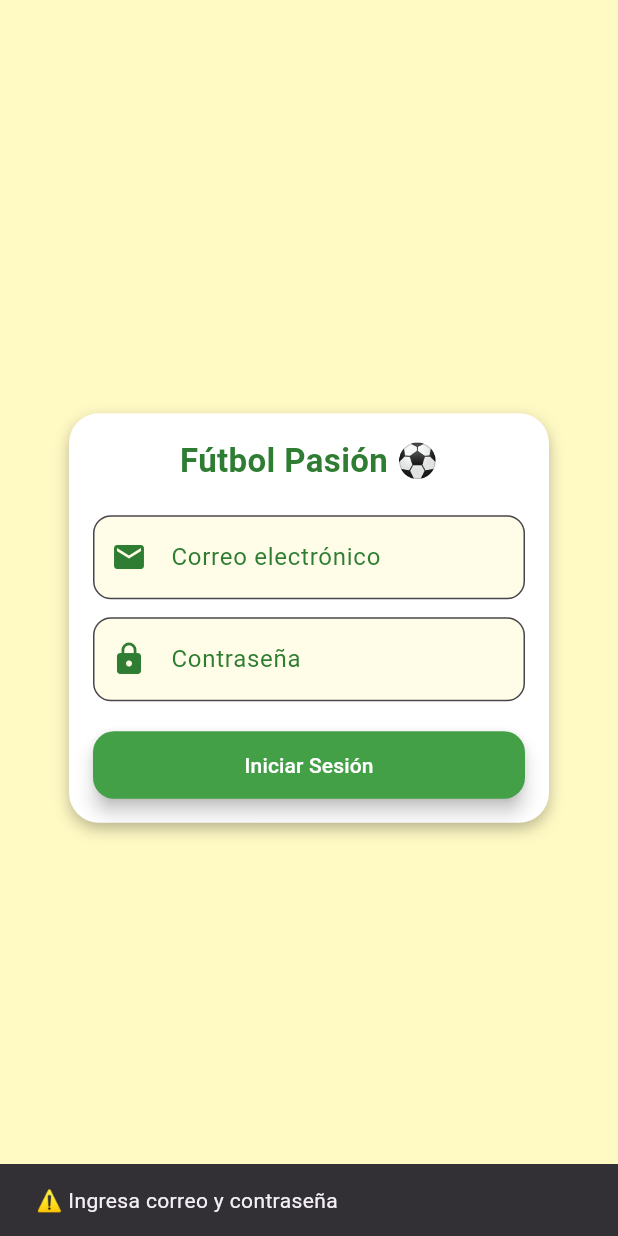
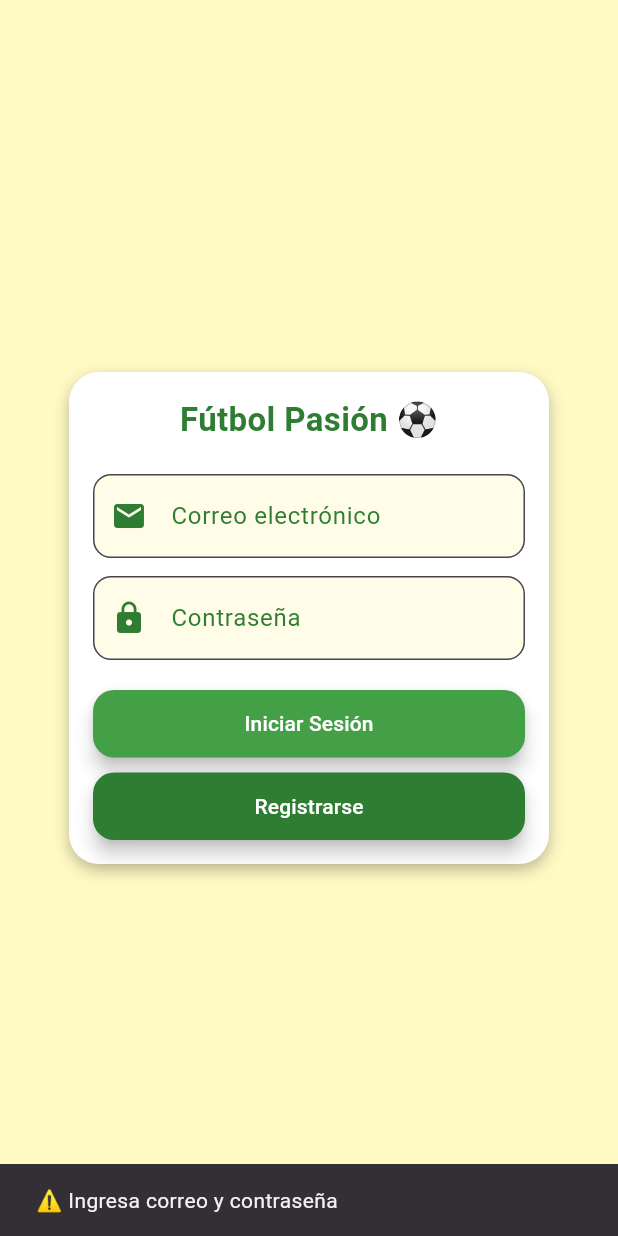
Before and after one commit to HildaM03/Reserva_canchas, a Flutter app: the screen it shows after launch, after a tap on "Iniciar Sesión", on a phone screen of 412 x 824 dp. Run offline on Flutter 3.47's test engine with Material 3 defaults, Android fonts, the phone set to English and light mode, and no system bars; our stand-ins replace cloud_firestore, firebase_core; accounts and stored records are empty; network calls fail.

Commit message:
Se agrego verificaiones en el login y se agrego la pantalla de Canchas

```diff
--- a/lib/login_page.dart
+++ b/lib/login_page.dart
@@ -1,45 +1,75 @@
 import 'package:flutter/material.dart';
 import 'package:cloud_firestore/cloud_firestore.dart';
-import 'CanchasPage.dart';  // Importa la pantalla de canchas
+import 'CanchasPage.dart';
 
 class LoginPage extends StatelessWidget {
   final TextEditingController emailCtrl = TextEditingController();
   final TextEditingController passCtrl = TextEditingController();
 
-  // Método para verificar si el usuario ya existe en Firebase
-  Future<void> verificarUsuario(BuildContext context) async {
+  // Iniciar sesión (solo si ya existe)
+  Future<void> iniciarSesion(BuildContext context) async {
     String email = emailCtrl.text.trim();
     String pass = passCtrl.text.trim();
 
     if (email.isNotEmpty && pass.isNotEmpty) {
       try {
-        // Verificar si el usuario ya existe en Firebase
         QuerySnapshot snapshot = await FirebaseFirestore.instance
             .collection('usuarios')
             .where('correo', isEqualTo: email)
             .get();
 
-        // Si ya existe un usuario con ese correo
         if (snapshot.docs.isNotEmpty) {
           ScaffoldMessenger.of(context).showSnackBar(
-            SnackBar(content: Text('✅ Usuario ya registrado. Iniciando sesión...')),
+            SnackBar(content: Text('✅ Bienvenido. Iniciando sesión...')),
           );
-          // Navegar a la pantalla de Canchas
           Navigator.pushReplacement(
             context,
             MaterialPageRoute(builder: (context) => CanchasPage()),
           );
         } else {
-          // Si no existe, crear el nuevo usuario en Firebase
+          ScaffoldMessenger.of(context).showSnackBar(
+            SnackBar(content: Text('❌ Usuario no registrado. Primero debes registrarte.')),
+          );
+        }
+      } catch (e) {
+        ScaffoldMessenger.of(context).showSnackBar(
+          SnackBar(content: Text('❌ Error al procesar la solicitud')),
+        );
+      }
+    } else {
+      ScaffoldMessenger.of(context).showSnackBar(
+        SnackBar(content: Text('⚠️ Ingresa correo y contraseña')),
+      );
+    }
+  }
+
+  // Registrar nuevo usuario
+  Future<void> registrarUsuario(BuildContext context) async {
+    String email = emailCtrl.text.trim();
+    String pass = passCtrl.text.trim();
+
+    if (email.isNotEmpty && pass.isNotEmpty) {
+      try {
+        QuerySnapshot snapshot = await FirebaseFirestore.instance
+            .collection('usuarios')
+            .where('correo', isEqualTo: email)
+            .get();
+
+        if (snapshot.docs.isNotEmpty) {
+          ScaffoldMessenger.of(context).showSnackBar(
+            SnackBar(content: Text('⚠️ Este usuario ya ha sido registrado.')),
+          );
+        } else {
           await FirebaseFirestore.instance.collection('usuarios').add({
             'correo': email,
             'contrasena': pass,
             'fecha': Timestamp.now(),
           });
+
           ScaffoldMessenger.of(context).showSnackBar(
-            SnackBar(content: Text('✅ Nuevo usuario registrado. Iniciando sesión...')),
+            SnackBar(content: Text('✅ Usuario registrado exitosamente. Iniciando sesión...')),
           );
-          // Navegar a la pantalla de Canchas
+
           Navigator.pushReplacement(
             context,
             MaterialPageRoute(builder: (context) => CanchasPage()),
@@ -47,7 +77,7 @@ class LoginPage extends StatelessWidget {
         }
       } catch (e) {
         ScaffoldMessenger.of(context).showSnackBar(
-          SnackBar(content: Text('❌ Error al procesar la solicitud')),
+          SnackBar(content: Text('❌ Error al registrar el usuario')),
         );
       }
     } else {
@@ -109,7 +139,7 @@ class LoginPage extends StatelessWidget {
                   width: double.infinity,
                   height: 45,
                   child: ElevatedButton(
-                    onPressed: () => verificarUsuario(context),
+                    onPressed: () => iniciarSesion(context),
                     style: ElevatedButton.styleFrom(
                       backgroundColor: Colors.green.shade600,
                       foregroundColor: Colors.white,
@@ -119,6 +149,23 @@ class LoginPage extends StatelessWidget {
                       elevation: 5,
                     ),
                     child: Text('Iniciar Sesión'),
+                  ),
+                ),
+                SizedBox(height: 10),
+                SizedBox(
+                  width: double.infinity,
+                  height: 45,
+                  child: ElevatedButton(
+                    onPressed: () => registrarUsuario(context),
+                    style: ElevatedButton.styleFrom(
+                      backgroundColor: Colors.green.shade800,
+                      foregroundColor: Colors.white,
+                      shape: RoundedRectangleBorder(
+                        borderRadius: BorderRadius.circular(14),
+                      ),
+                      elevation: 5,
+                    ),
+                    child: Text('Registrarse'),
                   ),
                 ),
               ],
```
Also changed, not shown: lib/Canchaspage.dart (+86 -30 lines).
